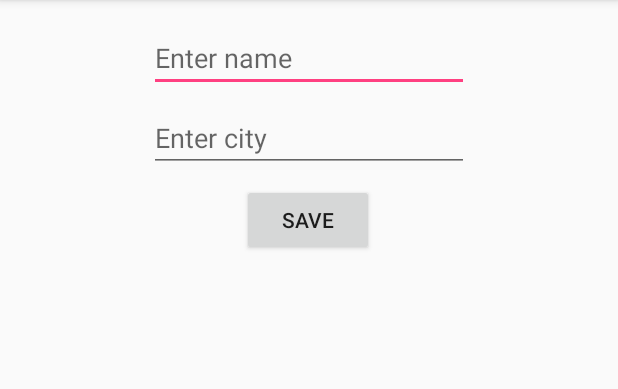
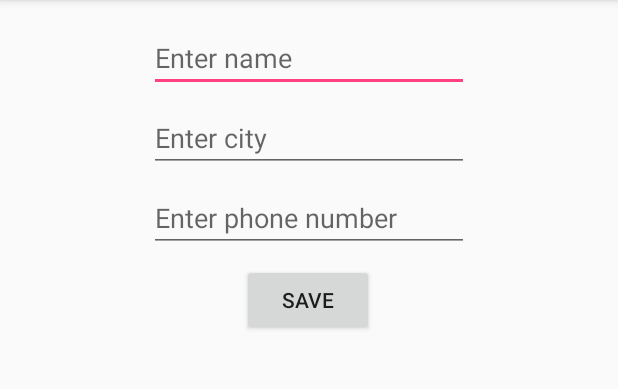
Before and after one commit to almasud/Android-Fundamentals, an Android app: the RoomLibraryActivity screen opened directly, with no data from a screen before it, after a tap on "SAVE", on a phone screen of 412 x 824 dp, the part 84-473 px from its top. Run offline under Robolectric (Android 15) with nearby library versions, the phone set to English and light mode, and no system bars; our stand-ins replace Room's generated code, data binding.

Commit message:
Room Database Migration

```diff
--- a/app/src/main/java/com/example/almasud/fundamental/room_library/RoomLibraryActivity.java
+++ b/app/src/main/java/com/example/almasud/fundamental/room_library/RoomLibraryActivity.java
@@ -43,6 +43,7 @@
             adapter.updateData(students);
             binding.editTextRoomSName.setText("");
             binding.editTextRoomSCity.setText("");
+            binding.editTextRoomSPhone.setText("");
             Toast.makeText(this, "Saved", Toast.LENGTH_SHORT).show();
         } else {
             Toast.makeText(this, "Failed", Toast.LENGTH_SHORT).show();
--- a/app/src/main/java/com/example/almasud/fundamental/room_library/Student.java
+++ b/app/src/main/java/com/example/almasud/fundamental/room_library/Student.java
@@ -17,6 +17,8 @@
     private String name;
     @ColumnInfo(name = "col_student_city")
     private String city;
+    @ColumnInfo(name = "col_student_phone")
+    private String phone;
     @Ignore
     private int count;
 
@@ -24,16 +26,18 @@
     public Student() {
     }
 
-    public Student(String name, String city) {
+    public Student(String name, String city, String phone) {
         this.name = name;
         this.city = city;
+        this.phone = phone;
     }
 
     @Ignore
-    public Student(int studentId, String name, String city) {
+    public Student(int studentId, String name, String city, String phone) {
         this.studentId = studentId;
         this.name = name;
         this.city = city;
+        this.phone = phone;
     }
 
     public int getStudentId() {
@@ -59,4 +63,12 @@
     public void setCity(String city) {
         this.city = city;
     }
+
+    public String getPhone() {
+        return phone;
+    }
+
+    public void setPhone(String phone) {
+        this.phone = phone;
+    }
 }
--- a/app/src/main/java/com/example/almasud/fundamental/room_library/StudentDatabase.java
+++ b/app/src/main/java/com/example/almasud/fundamental/room_library/StudentDatabase.java
@@ -2,22 +2,33 @@
 
 import android.content.Context;
 
+import androidx.annotation.NonNull;
 import androidx.room.Database;
 import androidx.room.Room;
 import androidx.room.RoomDatabase;
+import androidx.room.migration.Migration;
+import androidx.sqlite.db.SupportSQLiteDatabase;
 
-@Database(entities = {Student.class}, version = 1)
+@Database(entities = {Student.class}, version = 2)
 public abstract class StudentDatabase extends RoomDatabase {
     private static StudentDatabase database;
+    public abstract StudentDao getStudentDao();
 
-    public abstract StudentDao getStudentDao();
+    private static final Migration MIGRATION_1_2 = new Migration(1, 2) {
+        @Override
+        public void migrate(@NonNull SupportSQLiteDatabase database) {
+            database.execSQL("ALTER TABLE tbl_student ADD COLUMN col_student_phone TEXT");
+        }
+    };
 
     public static StudentDatabase getInstance(Context context) {
         if (database != null) {
             return database;
         } else {
             database = Room.databaseBuilder(context, StudentDatabase.class, "student_db")
-                    .allowMainThreadQueries().build();
+                    .allowMainThreadQueries()
+                    .addMigrations(MIGRATION_1_2)
+                    .build();
             return database;
         }
     }
--- a/app/src/main/res/layout/activity_room_library.xml
+++ b/app/src/main/res/layout/activity_room_library.xml
@@ -40,6 +40,19 @@
             app:layout_constraintStart_toStartOf="parent"
             app:layout_constraintTop_toBottomOf="@+id/editTextRoomSName" />
 
+        <EditText
+            android:id="@+id/editTextRoomSPhone"
+            android:layout_width="wrap_content"
+            android:layout_height="wrap_content"
+            android:layout_marginTop="8dp"
+            android:ems="10"
+            android:text="@={st.phone}"
+            android:hint="Enter phone number"
+            android:inputType="phone"
+            app:layout_constraintEnd_toEndOf="parent"
+            app:layout_constraintStart_toStartOf="parent"
+            app:layout_constraintTop_toBottomOf="@+id/editTextRoomSCity" />
+
         <Button
             android:id="@+id/buttonRoomSSave"
             android:layout_width="wrap_content"
@@ -50,7 +63,7 @@
             app:layout_constraintEnd_toEndOf="parent"
             app:layout_constraintHorizontal_bias="0.498"
             app:layout_constraintStart_toStartOf="parent"
-            app:layout_constraintTop_toBottomOf="@+id/editTextRoomSCity" />
+            app:layout_constraintTop_toBottomOf="@+id/editTextRoomSPhone" />
 
         <androidx.recyclerview.widget.RecyclerView
             android:id="@+id/recylerViewStudentList"
--- a/app/src/main/res/layout/single_student_row.xml
+++ b/app/src/main/res/layout/single_student_row.xml
@@ -20,5 +20,10 @@
             android:layout_height="wrap_content"
             android:textSize="20sp"
             android:text="@{st.city}"/>
+        <TextView
+            android:layout_width="wrap_content"
+            android:layout_height="wrap_content"
+            android:textSize="20sp"
+            android:text="@{st.phone}"/>
     </LinearLayout>
 </layout>
```
